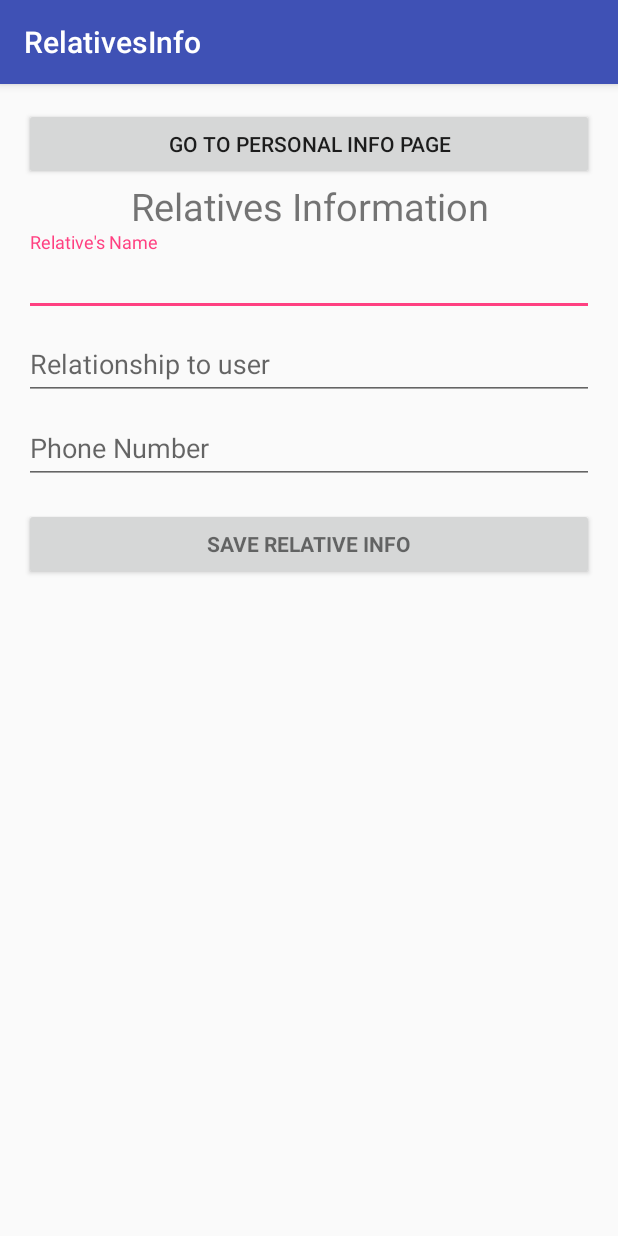
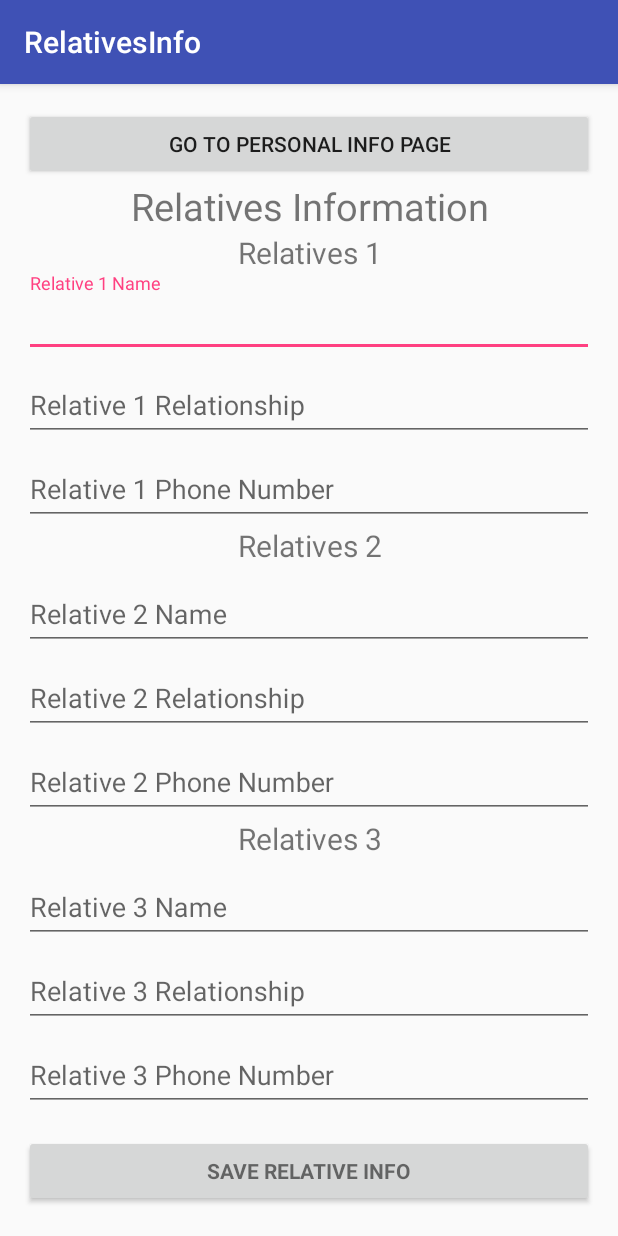
Before and after one commit to nisch100/CallABus, an Android app: the RelativesInfo screen opened directly, with no data from a screen before it, on a phone screen of 412 x 824 dp. Run offline under Robolectric (Android 15) with nearby library versions, the phone set to English and light mode, and no system bars; our stand-ins replace Firebase (no records; nobody signed in at launch, a user with empty details on screens opened directly); 3 statements that could not run were skipped.

Commit message:
Ran commit 12.1 7pm

```diff
--- a/app/src/main/java/com/example/nisch100/call_a_bus/AccountInfo.java
+++ b/app/src/main/java/com/example/nisch100/call_a_bus/AccountInfo.java
@@ -172,7 +172,7 @@ public class AccountInfo extends AppCompatActivity implements LoaderCallbacks<Cu
         else{
             Toast.makeText(getApplicationContext(), "All info need to be filled. Please don't leave any field empty", Toast.LENGTH_SHORT).show();
         }
-        if(mPassword.length() >= 1) {
+        if(mPassword.length() >= 6) {
             userReference.child("password").setValue(mPassword);
         }
         else{
--- a/app/src/main/res/layout/activity_relatives_info.xml
+++ b/app/src/main/res/layout/activity_relatives_info.xml
@@ -82,6 +82,15 @@
 
             -->
 
+            <!-- Relative 1 -->
+            <TextView
+                android:id="@+id/relatives1_information"
+                android:layout_width="match_parent"
+                android:layout_height="wrap_content"
+                android:textSize="20dp"
+                android:gravity="center"
+                android:text="Relatives 1" />
+
             <android.support.design.widget.TextInputLayout
                 android:layout_width="match_parent"
                 android:layout_height="wrap_content">
@@ -89,12 +98,11 @@
                     android:id="@+id/relative_name"
                     android:layout_width="match_parent"
                     android:layout_height="wrap_content"
-                    android:hint="Relative's Name"
+                    android:hint="Relative 1 Name"
                     android:inputType="textPersonName"
                     android:maxLines="1"
                     android:singleLine="true" />
             </android.support.design.widget.TextInputLayout>
-
 
             <android.support.design.widget.TextInputLayout
                 android:layout_width="match_parent"
@@ -103,12 +111,11 @@
                     android:id="@+id/relative_relationship"
                     android:layout_width="match_parent"
                     android:layout_height="wrap_content"
-                    android:hint="@string/prompt_relationship"
+                    android:hint="Relative 1 Relationship"
                     android:inputType="text"
                     android:maxLines="1"
                     android:singleLine="true" />
             </android.support.design.widget.TextInputLayout>
-
 
             <android.support.design.widget.TextInputLayout
                 android:layout_width="match_parent"
@@ -117,7 +124,104 @@
                     android:id="@+id/relative_phone"
                     android:layout_width="match_parent"
                     android:layout_height="wrap_content"
-                    android:hint="@string/prompt_phone"
+                    android:hint="Relative 1 Phone Number"
+                    android:inputType="phone"
+                    android:maxLines="1"
+                    android:singleLine="true" />
+            </android.support.design.widget.TextInputLayout>
+
+            <!-- Relative 2 -->
+            <TextView
+                android:id="@+id/relative2_information"
+                android:layout_width="match_parent"
+                android:layout_height="wrap_content"
+                android:textSize="20dp"
+                android:gravity="center"
+                android:text="Relatives 2" />
+
+            <android.support.design.widget.TextInputLayout
+                android:layout_width="match_parent"
+                android:layout_height="wrap_content">
+                <EditText
+                    android:id="@+id/relative2_name"
+                    android:layout_width="match_parent"
+                    android:layout_height="wrap_content"
+                    android:hint="Relative 2 Name"
+                    android:inputType="textPersonName"
+                    android:maxLines="1"
+                    android:singleLine="true" />
+            </android.support.design.widget.TextInputLayout>
+
+            <android.support.design.widget.TextInputLayout
+                android:layout_width="match_parent"
+                android:layout_height="wrap_content">
+                <EditText
+                    android:id="@+id/relative2_relationship"
+                    android:layout_width="match_parent"
+                    android:layout_height="wrap_content"
+                    android:hint="Relative 2 Relationship"
+                    android:inputType="text"
+                    android:maxLines="1"
+                    android:singleLine="true" />
+            </android.support.design.widget.TextInputLayout>
+
+            <android.support.design.widget.TextInputLayout
+                android:layout_width="match_parent"
+                android:layout_height="wrap_content">
+                <EditText
+                    android:id="@+id/relative2_phone"
+                    android:layout_width="match_parent"
+                    android:layout_height="wrap_content"
+                    android:hint="Relative 2 Phone Number"
+                    android:inputType="phone"
+                    android:maxLines="1"
+                    android:singleLine="true" />
+            </android.support.design.widget.TextInputLayout>
+
+
+            <!-- Relative 3 -->
+            <TextView
+                android:id="@+id/relative3_information"
+                android:layout_width="match_parent"
+                android:layout_height="wrap_content"
+                android:textSize="20dp"
+                android:gravity="center"
+                android:text="Relatives 3" />
+
+            <android.support.design.widget.TextInputLayout
+                android:layout_width="match_parent"
+                android:layout_height="wrap_content">
+                <EditText
+                    android:id="@+id/relative3_name"
+                    android:layout_width="match_parent"
+                    android:layout_height="wrap_content"
+                    android:hint="Relative 3 Name"
+                    android:inputType="textPersonName"
+                    android:maxLines="1"
+                    android:singleLine="true" />
+            </android.support.design.widget.TextInputLayout>
+
+            <android.support.design.widget.TextInputLayout
+                android:layout_width="match_parent"
+                android:layout_height="wrap_content">
+                <EditText
+                    android:id="@+id/relative3_relationship"
+                    android:layout_width="match_parent"
+                    android:layout_height="wrap_content"
+                    android:hint="Relative 3 Relationship"
+                    android:inputType="text"
+                    android:maxLines="1"
+                    android:singleLine="true" />
+            </android.support.design.widget.TextInputLayout>
+
+            <android.support.design.widget.TextInputLayout
+                android:layout_width="match_parent"
+                android:layout_height="wrap_content">
+                <EditText
+                    android:id="@+id/relative3_phone"
+                    android:layout_width="match_parent"
+                    android:layout_height="wrap_content"
+                    android:hint="Relative 3 Phone Number"
                     android:inputType="phone"
                     android:maxLines="1"
                     android:singleLine="true" />
```
